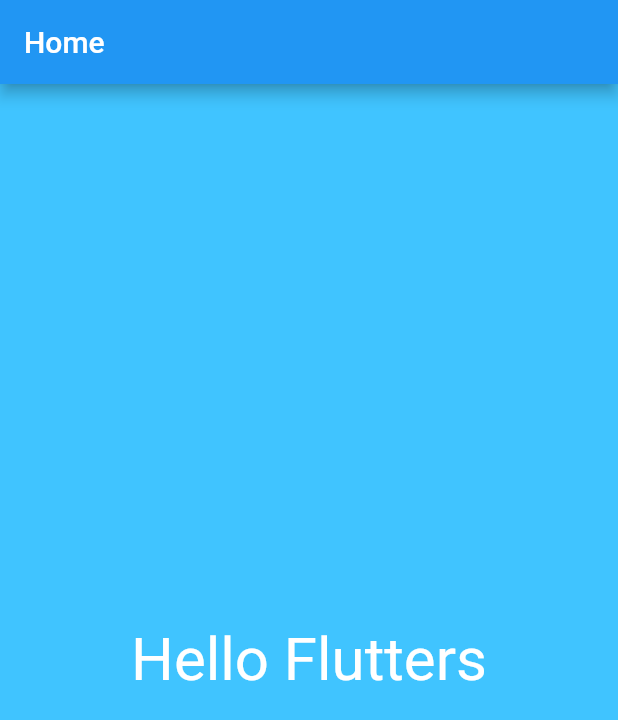
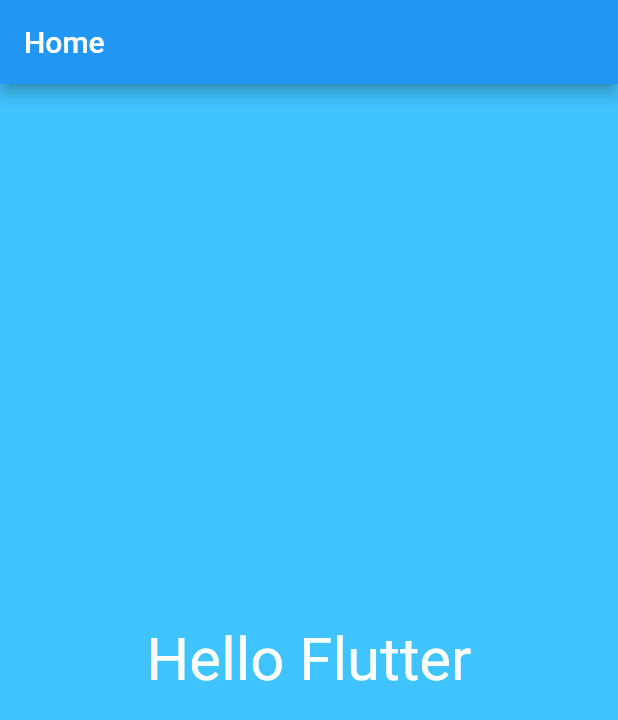
Before and after one commit to ajewolejude/flutterapp, a Flutter app: the screen it shows after launch, on a phone screen of 412 x 824 dp. Shown: the top 720 px of the screen. Run offline on Flutter 3.47's test engine with Material 2 defaults, Android fonts, the phone set to English and light mode, and no system bars.

Commit message:
Initial Commit

```diff
--- a/lib/main.dart
+++ b/lib/main.dart
@@ -13,7 +13,7 @@
           color: Colors.lightBlueAccent,
           child: Center(
               child:Text(
-                "Hello Flutters",
+                "Hello Flutter",
                 textDirection:TextDirection.ltr,
                 style: TextStyle(color: Colors.white, fontSize: 40.0 ),
 
```
